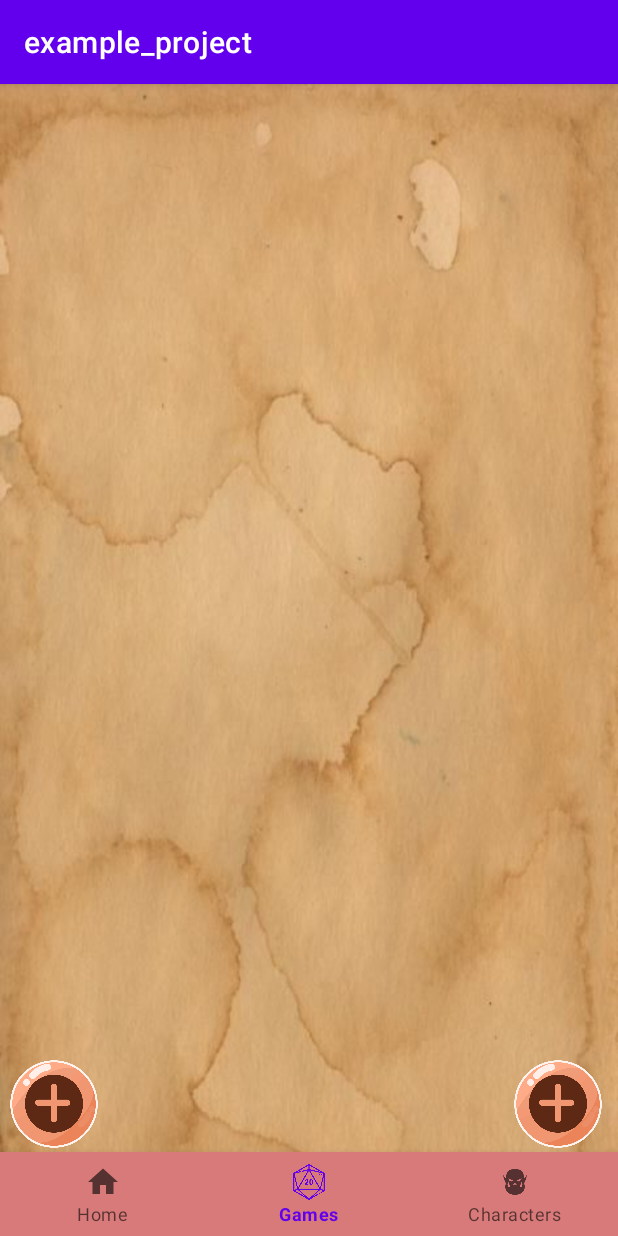
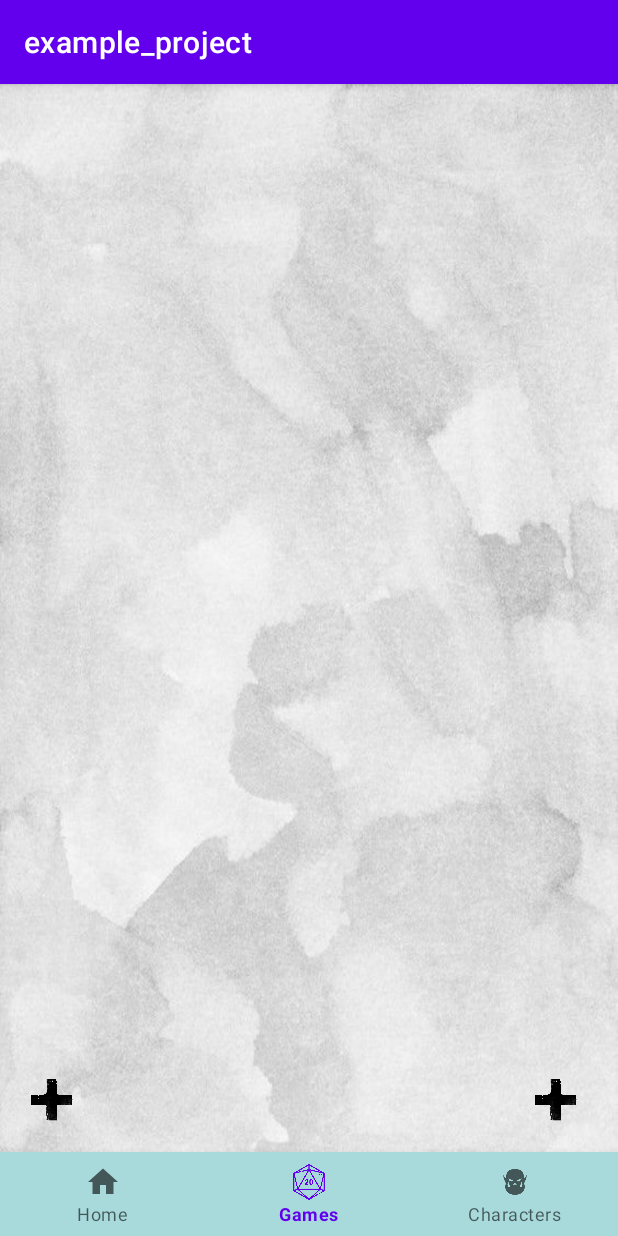
Before and after one commit to BenitoBotik/SotDL, an Android app: the GamesListActivity screen opened directly, with no data from a screen before it, on a phone screen of 412 x 824 dp. Run offline under Robolectric (Android 15) with nearby library versions, the phone set to English and light mode, and no system bars; our stand-ins replace Firebase (no records; nobody signed in at launch, a user with empty details on screens opened directly); Roboto replaces fonts that are not available here.

Commit message:
design changes

```diff
--- a/app/src/main/res/layout/activity_character.xml
+++ b/app/src/main/res/layout/activity_character.xml
@@ -4,7 +4,7 @@
     xmlns:tools="http://schemas.android.com/tools"
     android:layout_width="match_parent"
     android:layout_height="match_parent"
-    android:background="@drawable/background_image"
+    android:background="@drawable/background"
     tools:context=".ui.character.CharacterActivity">
 
     <TextView
--- a/app/src/main/res/layout/activity_character_creation.xml
+++ b/app/src/main/res/layout/activity_character_creation.xml
@@ -4,7 +4,7 @@
     xmlns:tools="http://schemas.android.com/tools"
     android:layout_width="match_parent"
     android:layout_height="match_parent"
-    android:background="@drawable/background_image"
+    android:background="@drawable/background"
     tools:context=".ui.character.character_creation.CharacterCreationActivity">
 
     <TextView
--- a/app/src/main/res/layout/activity_character_list.xml
+++ b/app/src/main/res/layout/activity_character_list.xml
@@ -4,7 +4,7 @@
     xmlns:tools="http://schemas.android.com/tools"
     android:layout_width="match_parent"
     android:layout_height="match_parent"
-    android:background="@drawable/background_image"
+    android:background="@drawable/background"
     tools:context=".ui.character.character_list.CharactersListActivity">
 
     <androidx.recyclerview.widget.RecyclerView
@@ -32,7 +32,7 @@
         android:id="@+id/bottom_navigation"
         android:layout_width="match_parent"
         android:layout_height="wrap_content"
-        android:background="#D87A7A"
+        android:background="#a8dadc"
         app:layout_constraintBottom_toBottomOf="parent"
         app:layout_constraintEnd_toEndOf="parent"
         app:layout_constraintHorizontal_bias="1.0"
--- a/app/src/main/res/layout/activity_game_page.xml
+++ b/app/src/main/res/layout/activity_game_page.xml
@@ -4,7 +4,7 @@
     xmlns:tools="http://schemas.android.com/tools"
     android:layout_width="match_parent"
     android:layout_height="match_parent"
-    android:background="@drawable/background_image"
+    android:background="@drawable/background"
     tools:context=".ui.game.games_list.GamesListActivity">
 
     <ImageView
@@ -15,7 +15,7 @@
         android:onClick="addGame"
         app:layout_constraintBottom_toTopOf="@+id/bottom_navigation"
         app:layout_constraintStart_toStartOf="parent"
-        app:srcCompat="@drawable/addbutton" />
+        app:srcCompat="@drawable/plus_button" />
 
     <ImageView
         android:id="@+id/imageview_join_game"
@@ -25,7 +25,7 @@
         android:onClick="joinGame"
         app:layout_constraintBottom_toTopOf="@+id/bottom_navigation"
         app:layout_constraintEnd_toEndOf="parent"
-        app:srcCompat="@drawable/addbutton" />
+        app:srcCompat="@drawable/plus_button" />
 
     <androidx.recyclerview.widget.RecyclerView
         android:id="@+id/recycleview_chat"
@@ -42,7 +42,7 @@
         android:id="@+id/bottom_navigation"
         android:layout_width="match_parent"
         android:layout_height="wrap_content"
-        android:background="#D87A7A"
+        android:background="#a8dadc"
         app:layout_constraintBottom_toBottomOf="parent"
         app:layout_constraintEnd_toEndOf="parent"
         app:layout_constraintHorizontal_bias="1.0"
--- a/app/src/main/res/layout/activity_login.xml
+++ b/app/src/main/res/layout/activity_login.xml
@@ -5,7 +5,7 @@
     xmlns:tools="http://schemas.android.com/tools"
     android:layout_width="match_parent"
     android:layout_height="match_parent"
-    android:background="@drawable/background_image"
+    android:background="@drawable/background"
     tools:context=".ui.login.LoginActivity">
 
     <com.google.android.gms.common.SignInButton
--- a/app/src/main/res/layout/activity_main_page.xml
+++ b/app/src/main/res/layout/activity_main_page.xml
@@ -4,7 +4,7 @@
     xmlns:tools="http://schemas.android.com/tools"
     android:layout_width="match_parent"
     android:layout_height="match_parent"
-    android:background="@drawable/background_image"
+    android:background="@drawable/background"
     tools:context=".ui.main_page.MainActivity">
 
     <TextView
@@ -42,7 +42,7 @@
         android:id="@+id/bottom_navigation"
         android:layout_width="match_parent"
         android:layout_height="wrap_content"
-        android:background="#D87A7A"
+        android:background="#a8dadc"
         app:layout_constraintBottom_toBottomOf="parent"
         app:layout_constraintEnd_toEndOf="parent"
         app:layout_constraintHorizontal_bias="1.0"
```
Also changed, not shown: app/src/main/res/layout/activity_game_creation.xml (deleted, +0 -34 lines), app/src/main/res/drawable/background.jpg (added), app/src/main/res/drawable/background_image.jpg (deleted).
